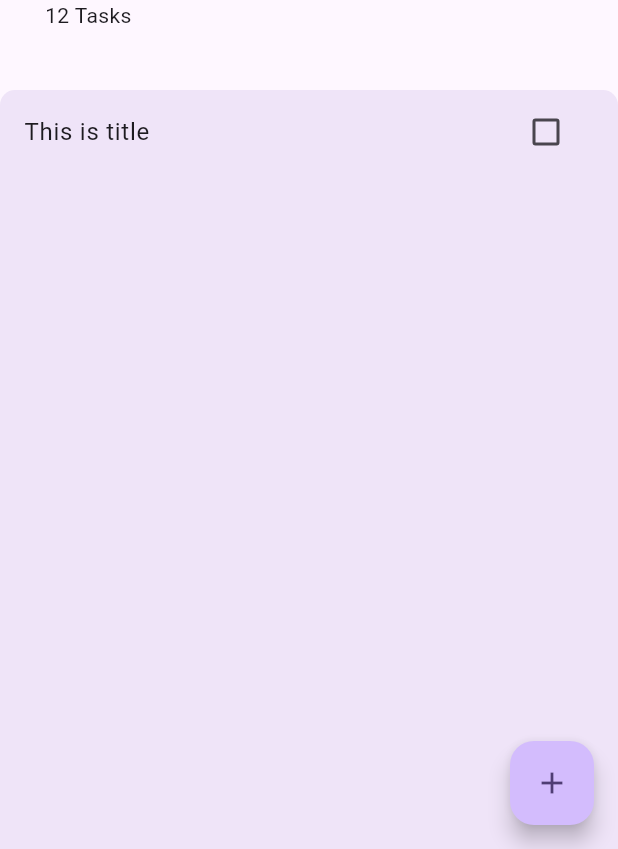
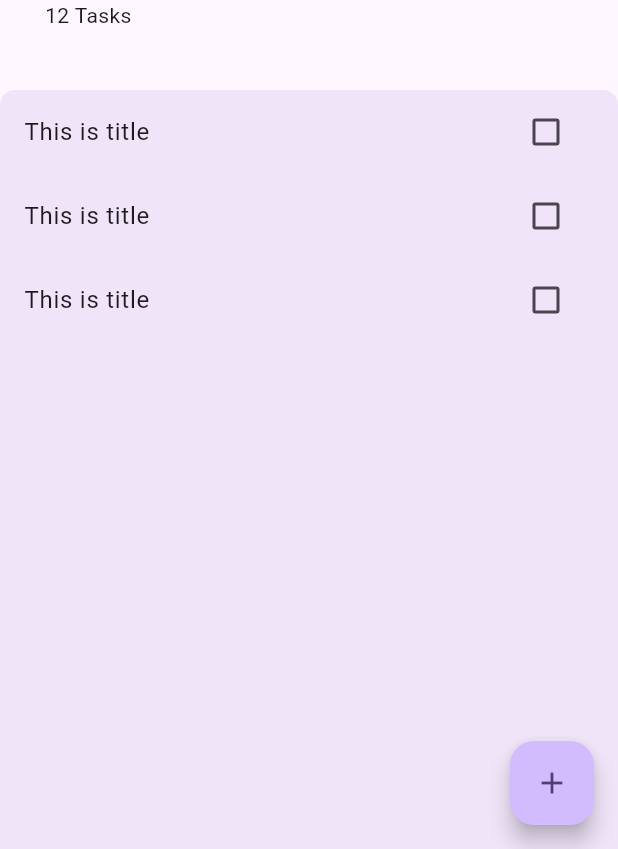
Before and after one commit to pranaypatel512/flutter_todoey, a Flutter app: the screen it shows after launch, on a phone screen of 412 x 824 dp, the part 387-1236 px from its top. Run offline on Flutter 3.47's test engine with Material 2 defaults, Android fonts, the phone set to English and light mode, and no system bars.

Commit message:
Added some items in tasks list

```diff
--- a/lib/widgets/tasks_list.dart
+++ b/lib/widgets/tasks_list.dart
@@ -12,6 +12,12 @@ class TasksListWidget extends StatelessWidget {
       children: [
         TasksListItem(
           text: 'This is title',
+        ),
+        TasksListItem(
+          text: 'This is title',
+        ),
+        TasksListItem(
+          text: 'This is title',
         )
       ],
     );
```
